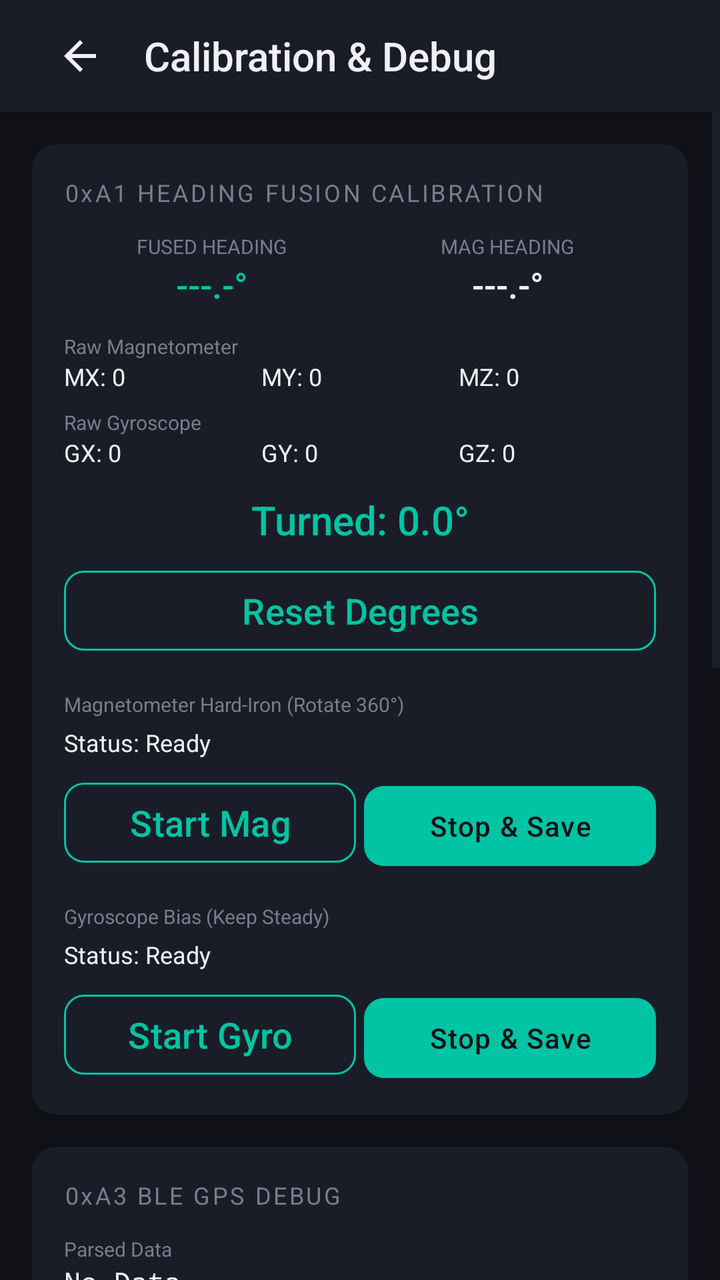
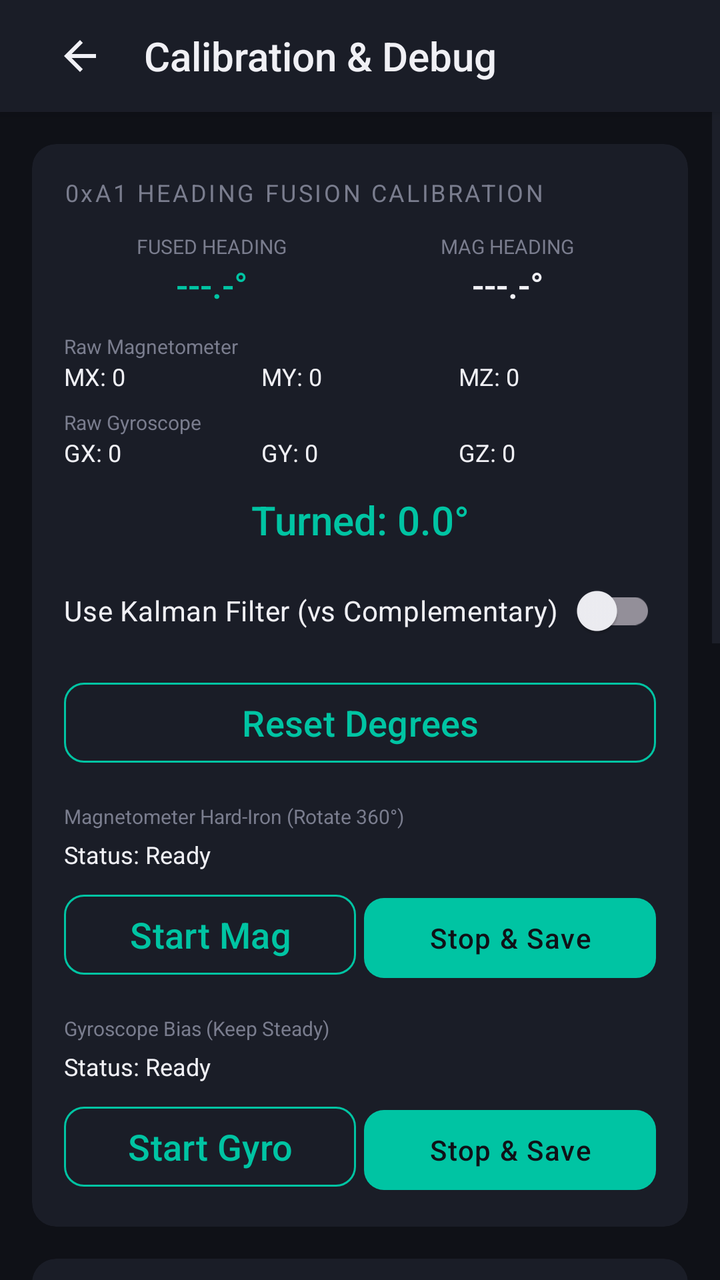

Two renders of the same Android screen: before a commit and after it. Below are the layout's source before the change and the commit's diff.
<!-- AndroidManifest.xml: application theme Theme.TorqeedoController -->
<!-- res/layout/activity_calibration.xml -->
<?xml version="1.0" encoding="utf-8"?>
<androidx.constraintlayout.widget.ConstraintLayout
    xmlns:android="http://schemas.android.com/apk/res/android"
    xmlns:app="http://schemas.android.com/apk/res-auto"
    android:layout_width="match_parent"
    android:layout_height="match_parent"
    android:background="@color/bg_primary">

    
    <LinearLayout
        android:id="@+id/topBar"
        android:layout_width="match_parent"
        android:layout_height="56dp"
        android:background="@color/bg_surface"
        android:gravity="center_vertical"
        android:orientation="horizontal"
        android:paddingHorizontal="16dp"
        android:elevation="4dp"
        app:layout_constraintTop_toTopOf="parent">

        <ImageButton
            android:id="@+id/btnBack"
            android:layout_width="48dp"
            android:layout_height="48dp"
            android:background="?attr/selectableItemBackgroundBorderless"
            android:src="@drawable/ic_back"
            app:tint="@color/text_primary" />

        <TextView
            android:layout_width="wrap_content"
            android:layout_height="wrap_content"
            android:layout_marginStart="8dp"
            android:text="Calibration &amp; Debug"
            android:textColor="@color/text_primary"
            android:textSize="20sp"
            android:fontFamily="sans-serif-medium" />
    </LinearLayout>

    <ScrollView
        android:layout_width="match_parent"
        android:layout_height="0dp"
        app:layout_constraintTop_toBottomOf="@id/topBar"
        app:layout_constraintBottom_toBottomOf="parent">

        <LinearLayout
            android:layout_width="match_parent"
            android:layout_height="wrap_content"
            android:orientation="vertical"
            android:padding="16dp">

            
            <androidx.cardview.widget.CardView
                android:layout_width="match_parent"
                android:layout_height="wrap_content"
                android:layout_marginBottom="16dp"
                app:cardBackgroundColor="@color/bg_surface"
                app:cardCornerRadius="12dp"
                app:cardElevation="0dp">

                <LinearLayout
                    android:layout_width="match_parent"
                    android:layout_height="wrap_content"
                    android:orientation="vertical"
                    android:padding="16dp">

                    <TextView
                        android:layout_width="wrap_content"
                        android:layout_height="wrap_content"
                        android:text="0xA1 HEADING FUSION CALIBRATION"
                        android:textColor="@color/text_secondary"
                        android:textSize="12sp"
                        android:letterSpacing="0.1"
                        android:layout_marginBottom="12dp" />

                    
                    <LinearLayout
                        android:layout_width="match_parent"
                        android:layout_height="wrap_content"
                        android:orientation="horizontal"
                        android:layout_marginBottom="12dp">
                        <LinearLayout
                            android:layout_width="0dp"
                            android:layout_height="wrap_content"
                            android:layout_weight="1"
                            android:orientation="vertical"
                            android:gravity="center">
                            <TextView
                                android:layout_width="wrap_content"
                                android:layout_height="wrap_content"
                                android:text="FUSED HEADING"
                                android:textColor="@color/text_secondary"
                                android:textSize="10sp" />
                            <TextView
                                android:id="@+id/tvFusedHeading"
                                android:layout_width="wrap_content"
                                android:layout_height="wrap_content"
                                android:text="---.-°"
                                android:textColor="@color/accent_primary"
                                android:textSize="18sp"
                                android:fontFamily="sans-serif-medium" />
                        </LinearLayout>
                        <LinearLayout
                            android:layout_width="0dp"
                            android:layout_height="wrap_content"
                            android:layout_weight="1"
                            android:orientation="vertical"
                            android:gravity="center">
                            <TextView
                                android:layout_width="wrap_content"
                                android:layout_height="wrap_content"
                                android:text="MAG HEADING"
                                android:textColor="@color/text_secondary"
                                android:textSize="10sp" />
                            <TextView
                                android:id="@+id/tvMagHeading"
                                android:layout_width="wrap_content"
                                android:layout_height="wrap_content"
                                android:text="---.-°"
                                android:textColor="@color/text_primary"
                                android:textSize="18sp"
                                android:fontFamily="sans-serif-medium" />
                        </LinearLayout>
                    </LinearLayout>

                    
                    <TextView
                        android:layout_width="wrap_content"
                        android:layout_height="wrap_content"
                        android:text="Raw Magnetometer"
                        android:textColor="@color/text_secondary"
                        android:textSize="10sp" />
                    <LinearLayout
                        android:layout_width="match_parent"
                        android:layout_height="wrap_content"
                        android:orientation="horizontal"
                        android:layout_marginBottom="8dp">
                        <TextView android:id="@+id/tvRawMx" android:layout_width="0dp" android:layout_height="wrap_content" android:layout_weight="1" android:text="MX: 0" android:textColor="@color/text_primary" android:textSize="12sp" />
                        <TextView android:id="@+id/tvRawMy" android:layout_width="0dp" android:layout_height="wrap_content" android:layout_weight="1" android:text="MY: 0" android:textColor="@color/text_primary" android:textSize="12sp" />
                        <TextView android:id="@+id/tvRawMz" android:layout_width="0dp" android:layout_height="wrap_content" android:layout_weight="1" android:text="MZ: 0" android:textColor="@color/text_primary" android:textSize="12sp" />
                    </LinearLayout>

                    
                    <TextView
                        android:layout_width="wrap_content"
                        android:layout_height="wrap_content"
                        android:text="Raw Gyroscope"
                        android:textColor="@color/text_secondary"
                        android:textSize="10sp" />
                    <LinearLayout
                        android:layout_width="match_parent"
                        android:layout_height="wrap_content"
                        android:orientation="horizontal"
                        android:layout_marginBottom="12dp">
                        <TextView android:id="@+id/tvRawGx" android:layout_width="0dp" android:layout_height="wrap_content" android:layout_weight="1" android:text="GX: 0" android:textColor="@color/text_primary" android:textSize="12sp" />
                        <TextView android:id="@+id/tvRawGy" android:layout_width="0dp" android:layout_height="wrap_content" android:layout_weight="1" android:text="GY: 0" android:textColor="@color/text_primary" android:textSize="12sp" />
                        <TextView android:id="@+id/tvRawGz" android:layout_width="0dp" android:layout_height="wrap_content" android:layout_weight="1" android:text="GZ: 0" android:textColor="@color/text_primary" android:textSize="12sp" />
                    </LinearLayout>

                    <TextView
                        android:id="@+id/tvCalibDegrees"
                        android:layout_width="match_parent"
                        android:layout_height="wrap_content"
                        android:text="Turned: 0.0°"
                        android:textColor="@color/accent_primary"
                        android:textSize="20sp"
                        android:gravity="center"
                        android:fontFamily="sans-serif-medium"
                        android:layout_marginBottom="8dp" />

                    <Button android:id="@+id/btnResetSFDegrees" style="@style/Widget.TorqeedoController.Button.Secondary"
                        android:layout_width="match_parent" android:layout_height="wrap_content"
                        android:text="Reset Degrees" android:layout_marginBottom="16dp" />

                    
                    <TextView
                        android:layout_width="wrap_content"
                        android:layout_height="wrap_content"
                        android:text="Magnetometer Hard-Iron (Rotate 360°)"
                        android:textColor="@color/text_secondary"
                        android:textSize="10sp"
                        android:layout_marginBottom="4dp" />

                    <TextView
                        android:id="@+id/tvMagCalStatus"
                        android:layout_width="wrap_content"
                        android:layout_height="wrap_content"
                        android:text="Status: Ready"
                        android:textColor="@color/text_primary"
                        android:textSize="12sp"
                        android:layout_marginBottom="8dp" />

                    <LinearLayout
                        android:layout_width="match_parent"
                        android:layout_height="wrap_content"
                        android:orientation="horizontal"
                        android:layout_marginBottom="16dp">
                        <Button android:id="@+id/btnStartSFMag" style="@style/Widget.TorqeedoController.Button.Secondary"
                            android:layout_width="0dp" android:layout_height="wrap_content" android:layout_weight="1"
                            android:text="Start Mag" android:layout_marginEnd="4dp" />
                        <Button android:id="@+id/btnStopSFMag" style="@style/Widget.TorqeedoController.Button.Primary"
                            android:layout_width="0dp" android:layout_height="wrap_content" android:layout_weight="1"
                            android:text="Stop &amp; Save" />
                    </LinearLayout>

                    
                    <TextView
                        android:layout_width="wrap_content"
                        android:layout_height="wrap_content"
                        android:text="Gyroscope Bias (Keep Steady)"
                        android:textColor="@color/text_secondary"
                        android:textSize="10sp"
                        android:layout_marginBottom="4dp" />

                    <TextView
                        android:id="@+id/tvGyroCalStatus"
                        android:layout_width="wrap_content"
                        android:layout_height="wrap_content"
                        android:text="Status: Ready"
                        android:textColor="@color/text_primary"
                        android:textSize="12sp"
                        android:layout_marginBottom="8dp" />

                    <LinearLayout
                        android:layout_width="match_parent"
                        android:layout_height="wrap_content"
                        android:orientation="horizontal">
                        <Button android:id="@+id/btnStartSFGyro" style="@style/Widget.TorqeedoController.Button.Secondary"
                            android:layout_width="0dp" android:layout_height="wrap_content" android:layout_weight="1"
                            android:text="Start Gyro" android:layout_marginEnd="4dp" />
                        <Button android:id="@+id/btnStopSFGyro" style="@style/Widget.TorqeedoController.Button.Primary"
                            android:layout_width="0dp" android:layout_height="wrap_content" android:layout_weight="1"
                            android:text="Stop &amp; Save" />
                    </LinearLayout>

                </LinearLayout>
            </androidx.cardview.widget.CardView>

            
            <androidx.cardview.widget.CardView
                android:layout_width="match_parent"
                android:layout_height="wrap_content"
                android:layout_marginBottom="16dp"
                app:cardBackgroundColor="@color/bg_surface"
                app:cardCornerRadius="12dp"
                app:cardElevation="0dp">

                <LinearLayout
                    android:layout_width="match_parent"
                    android:layout_height="wrap_content"
                    android:orientation="vertical"
                    android:padding="16dp">

                    <TextView
                        android:layout_width="wrap_content"
                        android:layout_height="wrap_content"
                        android:text="0xA3 BLE GPS DEBUG"
                        android:textColor="@color/text_secondary"
                        android:textSize="12sp"
                        android:letterSpacing="0.1"
                        android:layout_marginBottom="12dp" />

                    <TextView
                        android:layout_width="wrap_content"
                        android:layout_height="wrap_content"
                        android:text="Parsed Data"
                        android:textColor="@color/text_secondary"
                        android:textSize="10sp" />
                    <TextView
                        android:id="@+id/tvParsedGps"
                        android:layout_width="match_parent"
                        android:layout_height="wrap_content"
                        android:text="No Data"
                        android:textColor="@color/text_primary"
                        android:textSize="14sp"
                        android:layout_marginBottom="12dp"
                        android:fontFamily="monospace" />

                    <TextView
                        android:layout_width="wrap_content"
                        android:layout_height="wrap_content"
                        android:text="Raw Hex (17 bytes)"
                        android:textColor="@color/text_secondary"
                        android:textSize="10sp" />
                    <TextView
                        android:id="@+id/tvRawGps"
                        android:layout_width="match_parent"
                        android:layout_height="wrap_content"
                        android:text="--"
                        android:textColor="@color/text_secondary"
                        android:textSize="12sp"
                        android:fontFamily="monospace" />

                </LinearLayout>
            </androidx.cardview.widget.CardView>

            
            <androidx.cardview.widget.CardView
                android:layout_width="match_parent"
                android:layout_height="wrap_content"
                android:layout_marginBottom="16dp"
                app:cardBackgroundColor="@color/bg_surface"
                app:cardCornerRadius="12dp"
                app:cardElevation="0dp">

                <LinearLayout
                    android:layout_width="match_parent"
                    android:layout_height="wrap_content"
                    android:orientation="vertical"
                    android:padding="16dp">

                    <TextView
                        android:layout_width="wrap_content"
                        android:layout_height="wrap_content"
                        android:text="MAG STEERING POSITION (MMC5603 / QMC6308)"
                        android:textColor="@color/text_secondary"
                        android:textSize="12sp"
                        android:letterSpacing="0.1"
                        android:layout_marginBottom="12dp" />

                    <LinearLayout
                        android:layout_width="match_parent"
                        android:layout_height="wrap_content"
                        android:orientation="horizontal"
                        android:layout_marginBottom="12dp">

                        <TextView android:id="@+id/tvMagX"
                            android:layout_width="0dp" android:layout_height="wrap_content"
                            android:layout_weight="1" android:text="X: 0"
                            android:textColor="@color/text_primary" android:textSize="12sp" />
                        <TextView android:id="@+id/tvMagY"
                            android:layout_width="0dp" android:layout_height="wrap_content"
                            android:layout_weight="1" android:text="Y: 0"
                            android:textColor="@color/text_primary" android:textSize="12sp" />
                        <TextView android:id="@+id/tvMagZ"
                            android:layout_width="0dp" android:layout_height="wrap_content"
                            android:layout_weight="1" android:text="Z: 0"
                            android:textColor="@color/text_primary" android:textSize="12sp" />
                    </LinearLayout>

                    <TextView
                        android:id="@+id/tvRudderPos"
                        android:layout_width="match_parent"
                        android:layout_height="wrap_content"
                        android:text="Steering: Not Calibrated"
                        android:textColor="@color/accent_primary"
                        android:textSize="24sp"
                        android:gravity="center"
                        android:fontFamily="sans-serif-medium"
                        android:layout_marginBottom="16dp" />

                    <TextView
                        android:layout_width="wrap_content"
                        android:layout_height="wrap_content"
                        android:text="Ellipse Calibration (DEPRECATED)"
                        android:textColor="@color/text_secondary"
                        android:textSize="10sp"
                        android:layout_marginBottom="4dp" />

                    <LinearLayout
                        android:layout_width="match_parent"
                        android:layout_height="wrap_content"
                        android:orientation="horizontal"
                        android:layout_marginBottom="8dp">
                        <Button android:id="@+id/btnStartMagEllipse" style="@style/Widget.TorqeedoController.Button.Secondary"
                            android:layout_width="0dp" android:layout_height="wrap_content" android:layout_weight="1"
                            android:text="Start" android:layout_marginEnd="4dp" />
                        <Button android:id="@+id/btnStopMagEllipse" style="@style/Widget.TorqeedoController.Button.Secondary"
                            android:layout_width="0dp" android:layout_height="wrap_content" android:layout_weight="1"
                            android:text="Stop &amp; Fit" android:layout_marginEnd="4dp" />
                        <Button android:id="@+id/btnSaveMagEllipse" style="@style/Widget.TorqeedoController.Button.Primary"
                            android:layout_width="0dp" android:layout_height="wrap_content" android:layout_weight="1"
                            android:text="Save" />
                    </LinearLayout>

                    <Button android:id="@+id/btnClearMagEllipse" style="@style/Widget.TorqeedoController.Button.Secondary"
                        android:layout_width="match_parent" android:layout_height="wrap_content"
                        android:text="Clear Ellipse Data" android:layout_marginBottom="16dp" />

                    <TextView
                        android:layout_width="wrap_content"
                        android:layout_height="wrap_content"
                        android:text="Vector Mapping (Add points at different rudder angles)"
                        android:textColor="@color/text_secondary"
                        android:textSize="10sp"
                        android:layout_marginBottom="4dp" />

                    <LinearLayout
                        android:layout_width="match_parent"
                        android:layout_height="wrap_content"
                        android:orientation="horizontal"
                        android:layout_marginBottom="8dp">

                        <Button
                            android:id="@+id/btnCalibPort"
                            style="@style/Widget.TorqeedoController.Button.Secondary"
                            android:layout_width="0dp" android:layout_height="wrap_content"
                            android:layout_weight="1"
                            android:text="Port (-100)"
                            android:layout_marginEnd="4dp" />

                        <Button
                            android:id="@+id/btnCalibZero"
                            style="@style/Widget.TorqeedoController.Button.Secondary"
                            android:layout_width="0dp" android:layout_height="wrap_content"
                            android:layout_weight="1"
                            android:text="Zero (0)"
                            android:layout_marginEnd="4dp" />

                        <Button
                            android:id="@+id/btnCalibStbd"
                            style="@style/Widget.TorqeedoController.Button.Secondary"
                            android:layout_width="0dp" android:layout_height="wrap_content"
                            android:layout_weight="1"
                            android:text="Stbd (100)" />
                    </LinearLayout>

                    <LinearLayout
                        android:layout_width="match_parent"
                        android:layout_height="wrap_content"
                        android:orientation="horizontal"
                        android:gravity="center_vertical"
                        android:layout_marginBottom="8dp">

                        <com.google.android.material.textfield.TextInputLayout
                            android:layout_width="0dp"
                            android:layout_height="wrap_content"
                            android:layout_weight="1"
                            android:hint="Custom % (-100 to 100)"
                            style="@style/Widget.MaterialComponents.TextInputLayout.OutlinedBox.Dense">
                            <com.google.android.material.textfield.TextInputEditText
                                android:id="@+id/etCustomCalib"
                                android:layout_width="match_parent"
                                android:layout_height="wrap_content"
                                android:inputType="numberSigned|numberDecimal" />
                        </com.google.android.material.textfield.TextInputLayout>

                        <Button
                            android:id="@+id/btnAddCustomCalib"
                            style="@style/Widget.TorqeedoController.Button.Secondary"
                            android:layout_width="wrap_content"
                            android:layout_height="wrap_content"
                            android:layout_marginStart="8dp"
                            android:text="Add" />
                    </LinearLayout>

                    <Button android:id="@+id/btnClearSteerCalib" style="@style/Widget.TorqeedoController.Button.Secondary"
                        android:layout_width="match_parent" android:layout_height="wrap_content"
                        android:text="Clear All Points" />

                </LinearLayout>
            </androidx.cardview.widget.CardView>

        </LinearLayout>
    </ScrollView>

</androidx.constraintlayout.widget.ConstraintLayout>
<!-- resources referenced by this layout -->
<resources>
  <color name="accent_primary">#00C4A3</color>
  <color name="bg_primary">#0F1117</color>
  <color name="bg_surface">#1A1D27</color>
  <color name="text_primary">#F0F0F5</color>
  <color name="text_secondary">#7A7D8E</color>
  <!-- drawable ic_back (drawable) -->
  <vector xmlns:android="http://schemas.android.com/apk/res/android"
      android:width="24dp"
      android:height="24dp"
      android:viewportWidth="24"
      android:viewportHeight="24">
      <path
          android:fillColor="@android:color/white"
          android:pathData="M20,11H7.83l5.59,-5.59L12,4l-8,8 8,8 1.41,-1.41L7.83,13H20v-2z"/>
  </vector>
  <style name="Widget.TorqeedoController.Button.Primary" parent="Widget.Material3.Button">
          <item name="backgroundTint">@color/accent_primary</item>
          <item name="android:textColor">@color/bg_primary</item>
          <item name="android:textSize">14sp</item>
          <item name="android:letterSpacing">0.04</item>
          <item name="cornerRadius">10dp</item>
          <item name="android:stateListAnimator">@null</item>
      </style>
  <style name="Widget.TorqeedoController.Button.Secondary" parent="Widget.Material3.Button.OutlinedButton">
          <item name="strokeColor">@color/accent_primary</item>
          <item name="strokeWidth">1dp</item>
          <item name="android:textColor">@color/accent_primary</item>
          <item name="android:textSize">18dp</item>
          <item name="cornerRadius">10dp</item>
          <item name="android:stateListAnimator">@null</item>
      </style>
  <style name="Theme.TorqeedoController" parent="Theme.Material3.Dark.NoActionBar">
          
          <item name="colorPrimary">@color/accent_primary</item>
          <item name="colorOnPrimary">@color/bg_primary</item>
          <item name="colorPrimaryContainer">@color/accent_dark</item>
          <item name="colorOnPrimaryContainer">@color/text_primary</item>
  
          
          <item name="colorSurface">@color/bg_surface</item>
          <item name="colorOnSurface">@color/text_primary</item>
          <item name="colorSurfaceVariant">@color/bg_surface</item>
          <item name="colorOnSurfaceVariant">@color/text_secondary</item>
  
          
          <item name="android:colorBackground">@color/bg_primary</item>
          <item name="colorOnBackground">@color/text_primary</item>
  
          
          <item name="android:windowBackground">@color/bg_primary</item>
          <item name="android:statusBarColor">@color/bg_surface</item>
          <item name="android:navigationBarColor">@color/bg_primary</item>
          <item name="android:windowLightStatusBar">false</item>
          <item name="android:windowLightNavigationBar">false</item>
  
          
          <item name="colorControlActivated">@color/accent_primary</item>
          <item name="colorControlNormal">@color/border_subtle</item>
      </style>
  <color name="accent_dark">#00977E</color>
  <color name="border_subtle">#2A2D3A</color>
</resources>

<!-- the commit's change to res/layout/activity_calibration.xml (unified diff, before → after) -->
@@ -167,6 +167,14 @@
                         android:fontFamily="sans-serif-medium"
                         android:layout_marginBottom="8dp" />
 
+                    <com.google.android.material.switchmaterial.SwitchMaterial
+                        android:id="@+id/swUseKalman"
+                        android:layout_width="match_parent"
+                        android:layout_height="wrap_content"
+                        android:text="Use Kalman Filter (vs Complementary)"
+                        android:textColor="@color/text_primary"
+                        android:layout_marginBottom="8dp" />
+
                     <Button android:id="@+id/btnResetSFDegrees" style="@style/Widget.TorqeedoController.Button.Secondary"
                         android:layout_width="match_parent" android:layout_height="wrap_content"
                         android:text="Reset Degrees" android:layout_marginBottom="16dp" />
